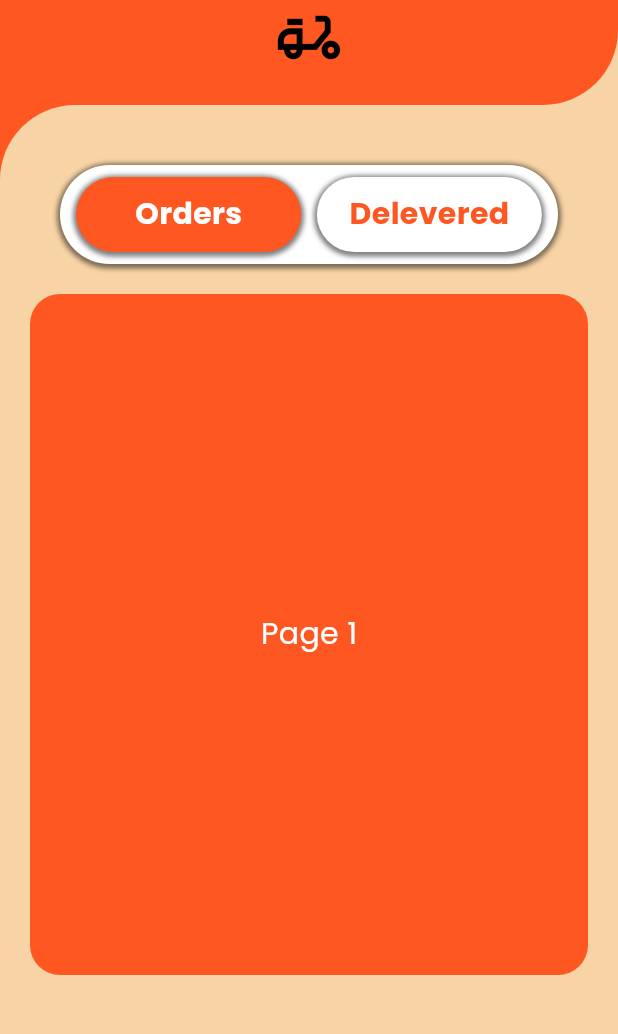
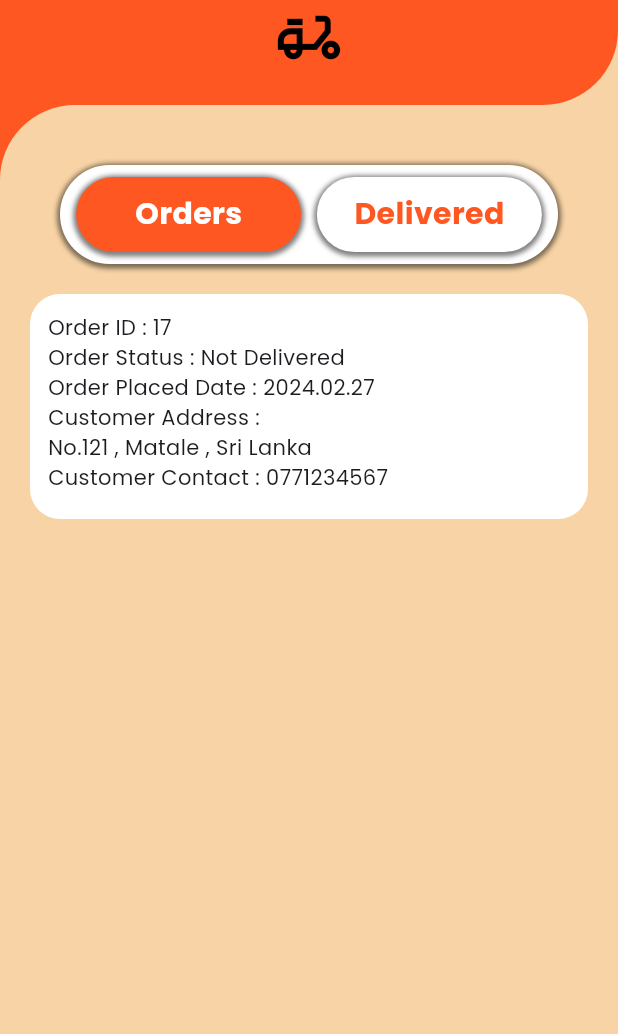
Before and after one commit to HiranthaDissanayake/Orders-Delivery-app, a Flutter app: the Home screen opened directly, on a phone screen of 412 x 824 dp, the part 195-1229 px from its top. Run offline on Flutter 3.47's test engine with Material 3 defaults, Android fonts, the phone set to English and light mode, and no system bars; our stand-ins replace google_fonts, lottie.

Commit message:
Orders and Delivered components created

```diff
--- /dev/null
+++ b/red_dress_delevery/frontend/lib/Components/delivered.dart
@@ -0,0 +1,25 @@
+import 'package:flutter/material.dart';
+
+class Delivered extends StatefulWidget {
+  const Delivered({super.key});
+
+  @override
+  State<Delivered> createState() => _DeliveredState();
+}
+
+class _DeliveredState extends State<Delivered> {
+  int isOrders = 0;
+
+  @override
+  Widget build(BuildContext context) {
+    return Container(
+      height: 150,
+      width: double.infinity,
+      decoration: BoxDecoration(
+        borderRadius: BorderRadius.circular(20),
+        color: Colors.white,
+      ),
+      child: Center(child: Text("Delevered")),
+    );
+  }
+}
--- /dev/null
+++ b/red_dress_delevery/frontend/lib/Components/orders.dart
@@ -0,0 +1,38 @@
+import 'package:flutter/material.dart';
+
+class Orders extends StatefulWidget {
+  const Orders({super.key});
+
+  @override
+  State<Orders> createState() => _OrdersState();
+}
+
+class _OrdersState extends State<Orders> {
+  int isOrders = 0;
+
+  @override
+  Widget build(BuildContext context) {
+    return Container(
+      height: 150,
+      width: double.infinity,
+      decoration: BoxDecoration(
+        borderRadius: BorderRadius.circular(20),
+        color: Colors.white,
+      ),
+      child: Padding(
+        padding: const EdgeInsets.all(12),
+        child: Column(
+          crossAxisAlignment: CrossAxisAlignment.start,
+          children: [
+            Text("Order ID : 17"),
+            Text("Order Status : Not Delivered"),
+            Text("Order Placed Date : 2024.02.27"),
+            Text("Customer Address : "),
+            Text("No.121 , Matale , Sri Lanka"),
+            Text("Customer Contact : 0771234567"),
+          ],
+        ),
+      ),
+    );
+  }
+}
--- a/red_dress_delevery/frontend/lib/Pages/home.dart
+++ b/red_dress_delevery/frontend/lib/Pages/home.dart
@@ -1,4 +1,6 @@
 import 'package:flutter/material.dart';
+import 'package:red_dress_delevery/Components/delivered.dart';
+import 'package:red_dress_delevery/Components/orders.dart';
 
 class Home extends StatefulWidget {
   const Home({super.key});
@@ -9,7 +11,6 @@ class Home extends StatefulWidget {
 
 class _HomeState extends State<Home> {
   final PageController _pageController = PageController();
-
   int isOrders = 0;
 
   @override
@@ -18,6 +19,7 @@ class _HomeState extends State<Home> {
       backgroundColor: const Color.fromARGB(255, 247, 211, 165),
       body: Column(
         children: [
+          // Top Banner
           Container(
             height: 200,
             width: double.infinity,
@@ -67,24 +69,25 @@ class _HomeState extends State<Home> {
             ),
           ),
 
-          Stack(
+          // Content Area
+          Expanded(
+            child: Stack(
               children: [
                 Container(
-                height: 500,
                   width: double.infinity,
                   decoration: BoxDecoration(color: Colors.deepOrange),
                 ),
-
                 Container(
-                height: 600,
                   width: double.infinity,
                   decoration: BoxDecoration(
                     color: Color.fromARGB(255, 247, 211, 165),
-                  borderRadius: BorderRadius.only(topLeft: Radius.circular(50)),
+                    borderRadius: BorderRadius.only(
+                      topLeft: Radius.circular(50),
                     ),
-
+                  ),
                   child: Column(
                     children: [
+                      // Toggle Buttons
                       Padding(
                         padding: const EdgeInsets.only(
                           top: 40,
@@ -99,10 +102,7 @@ class _HomeState extends State<Home> {
                                 spreadRadius: 2,
                                 blurRadius: 2,
                                 blurStyle: BlurStyle.normal,
-                              offset: Offset(
-                                0,
-                                1,
-                              ), // changes position of shadow
+                                offset: Offset(0, 1),
                               ),
                             ],
                             color: Colors.white,
@@ -134,10 +134,7 @@ class _HomeState extends State<Home> {
                                           spreadRadius: 2,
                                           blurRadius: 2,
                                           blurStyle: BlurStyle.normal,
-                                        offset: Offset(
-                                          0,
-                                          1,
-                                        ), // changes position of shadow
+                                          offset: Offset(0, 1),
                                         ),
                                       ],
                                       color:
@@ -161,9 +158,7 @@ class _HomeState extends State<Home> {
                                     ),
                                   ),
                                 ),
-
                                 SizedBox(width: 5),
-
                                 GestureDetector(
                                   onTap: () {
                                     setState(() {
@@ -185,10 +180,7 @@ class _HomeState extends State<Home> {
                                           spreadRadius: 2,
                                           blurRadius: 2,
                                           blurStyle: BlurStyle.normal,
-                                        offset: Offset(
-                                          0,
-                                          1,
-                                        ), // changes position of shadow
+                                          offset: Offset(0, 1),
                                         ),
                                       ],
                                       color:
@@ -199,7 +191,7 @@ class _HomeState extends State<Home> {
                                     ),
                                     child: Center(
                                       child: Text(
-                                      "Delevered",
+                                        "Delivered",
                                         style: TextStyle(
                                           color:
                                               isOrders == 1
@@ -218,6 +210,7 @@ class _HomeState extends State<Home> {
                         ),
                       ),
 
+                      // Scrollable PageView (inside Expanded)
                       Expanded(
                         child: PageView.builder(
                           controller: _pageController,
@@ -228,23 +221,12 @@ class _HomeState extends State<Home> {
                           },
                           itemCount: 2,
                           itemBuilder: (context, index) {
-                          return Container(
-                            margin: const EdgeInsets.all(
-                              20,
-                            ), // Added margin for better visibility
-                            height: 200,
-                            width: 200,
-                            decoration: BoxDecoration(
-                              color: Colors.deepOrange,
-                              borderRadius: BorderRadius.circular(20),
-                            ),
-                            child: Center(
-                              child: Text(
-                                "Page ${index + 1}",
-                                style: const TextStyle(
-                                  color: Colors.white,
-                                  fontSize: 20,
-                                ),
+                            return SingleChildScrollView(
+                              child: Padding(
+                                padding: const EdgeInsets.all(20),
+                                child: Column(children: [
+                                    isOrders == 0 ? Orders() : Delivered(),
+                                ],
                               ),
                               ),
                             );
@@ -256,6 +238,7 @@ class _HomeState extends State<Home> {
                 ),
               ],
             ),
+          ),
         ],
       ),
     );
--- a/red_dress_delevery/frontend/lib/main.dart
+++ b/red_dress_delevery/frontend/lib/main.dart
@@ -23,7 +23,7 @@ class MyApp extends StatelessWidget {
           bodyMedium: GoogleFonts.poppins(textStyle: textTheme.bodyMedium),
         ),
       ),
-      home: SplashScreen(),
+      home: Home(),
     );
   }
 }
```
Also changed, not shown: 1 other file. Lines whose indentation alone changed are shown as unchanged.
